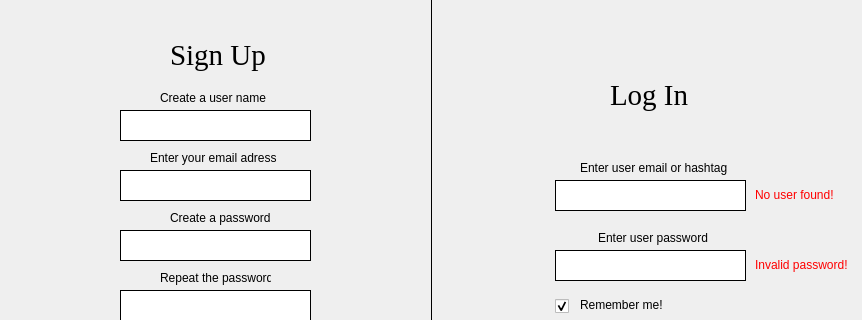
The window that frontend/gym_frontend/login/login.ui (AlexMNK/dyplom-gym) describes before a commit, drawn with Qt 5; both pictures show x 0 to 862 and y 0 to 320 of the 862 by 460 pixel window.
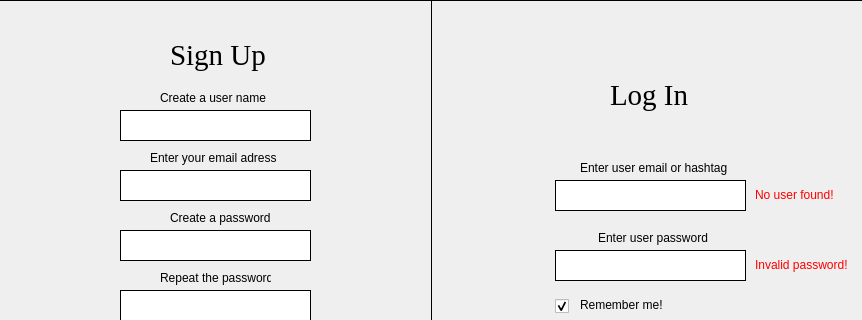
The same window after the commit. Icons and pictures are not drawn.

The edit to the form file:
```diff
--- a/frontend/gym_frontend/login/login.ui
+++ b/frontend/gym_frontend/login/login.ui
@@ -189,9 +189,9 @@
     <property name="geometry">
      <rect>
       <x>0</x>
-      <y>0</y>
+      <y>1</y>
       <width>431</width>
-      <height>460</height>
+      <height>459</height>
      </rect>
     </property>
     <property name="autoFillBackground">
@@ -466,6 +466,22 @@
      <string>Repeat the password</string>
     </property>
    </widget>
+   <widget class="Line" name="line_4">
+    <property name="geometry">
+     <rect>
+      <x>0</x>
+      <y>0</y>
+      <width>862</width>
+      <height>1</height>
+     </rect>
+    </property>
+    <property name="styleSheet">
+     <string notr="true">border: 0.5px solid black;</string>
+    </property>
+    <property name="orientation">
+     <enum>Qt::Horizontal</enum>
+    </property>
+   </widget>
   </widget>
  </widget>
  <resources>
```
